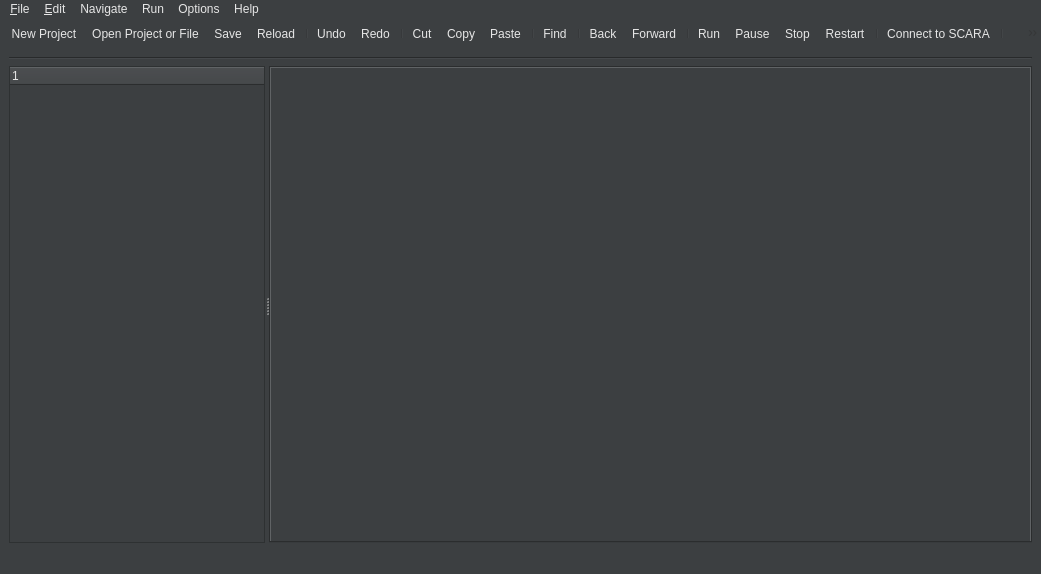
Qt form ScaraControlGUI/mainwindow.ui (mnowator/SCARA_Control) before a commit.
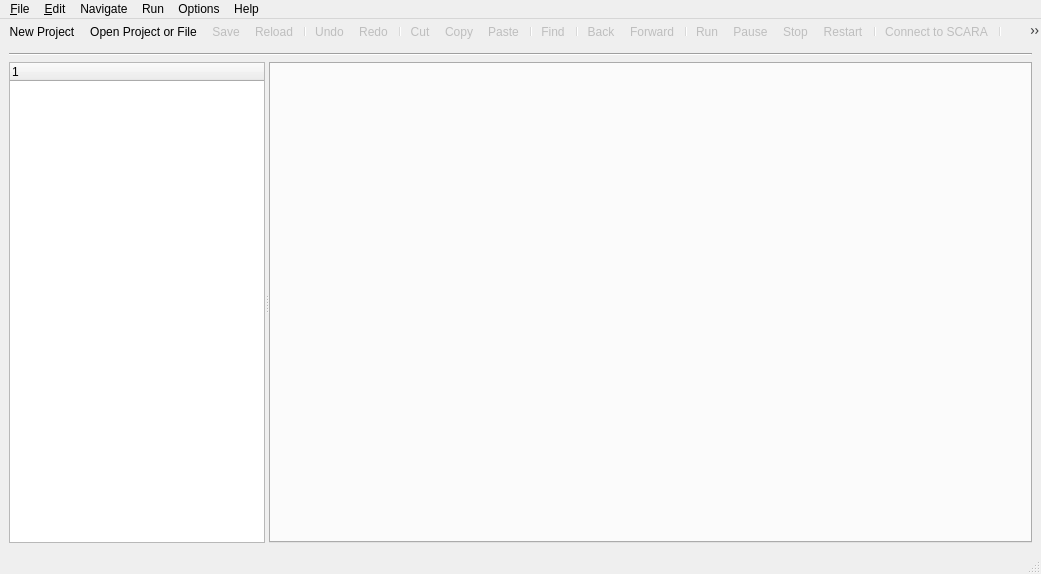
The same form after that commit. Icons and pictures are not drawn.

Diff of the .ui file:
```diff
--- a/ScaraControlGUI/mainwindow.ui
+++ b/ScaraControlGUI/mainwindow.ui
@@ -14,8 +14,7 @@
    <string>SCARA Control</string>
   </property>
   <property name="styleSheet">
-   <string notr="true">background-color: rgb(60, 63, 65);
-color: rgb(230, 230, 230)</string>
+   <string notr="true"/>
   </property>
   <widget class="QWidget" name="workspace">
    <property name="sizePolicy">
```
